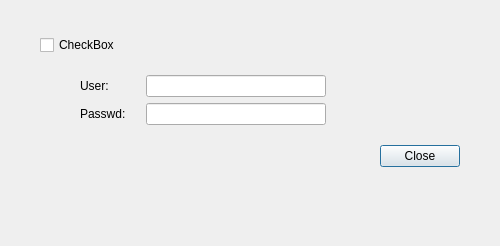
Above: plugins/network/proxy/certificationdialog.ui from ukui/ukui-control-center before the change. Below: the same form after it.
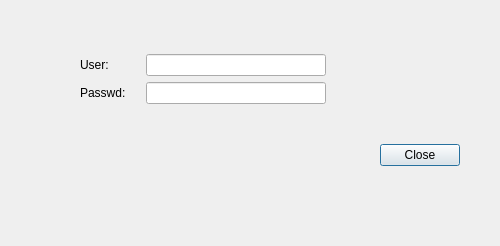
That is the form after the change.

What changed in the file:
```diff
--- a/plugins/network/proxy/certificationdialog.ui
+++ b/plugins/network/proxy/certificationdialog.ui
@@ -69,43 +69,13 @@
       </spacer>
      </item>
      <item>
-      <layout class="QHBoxLayout" name="horizontalLayout">
-       <item>
-        <spacer name="horizontalSpacer_8">
-         <property name="orientation">
-          <enum>Qt::Horizontal</enum>
-         </property>
-         <property name="sizeType">
-          <enum>QSizePolicy::Fixed</enum>
-         </property>
-         <property name="sizeHint" stdset="0">
-          <size>
-           <width>20</width>
-           <height>20</height>
-          </size>
-         </property>
-        </spacer>
-       </item>
-       <item>
-        <widget class="QCheckBox" name="certificationCheckBox">
-         <property name="text">
-          <string>CheckBox</string>
-         </property>
-        </widget>
-       </item>
-       <item>
-        <spacer name="horizontalSpacer">
-         <property name="orientation">
-          <enum>Qt::Horizontal</enum>
-         </property>
-         <property name="sizeHint" stdset="0">
-          <size>
-           <width>40</width>
-           <height>20</height>
-          </size>
-         </property>
-        </spacer>
-       </item>
+      <layout class="QHBoxLayout" name="activeHLayout">
+       <property name="spacing">
+        <number>0</number>
+       </property>
+       <property name="leftMargin">
+        <number>20</number>
+       </property>
       </layout>
      </item>
      <item>
```
